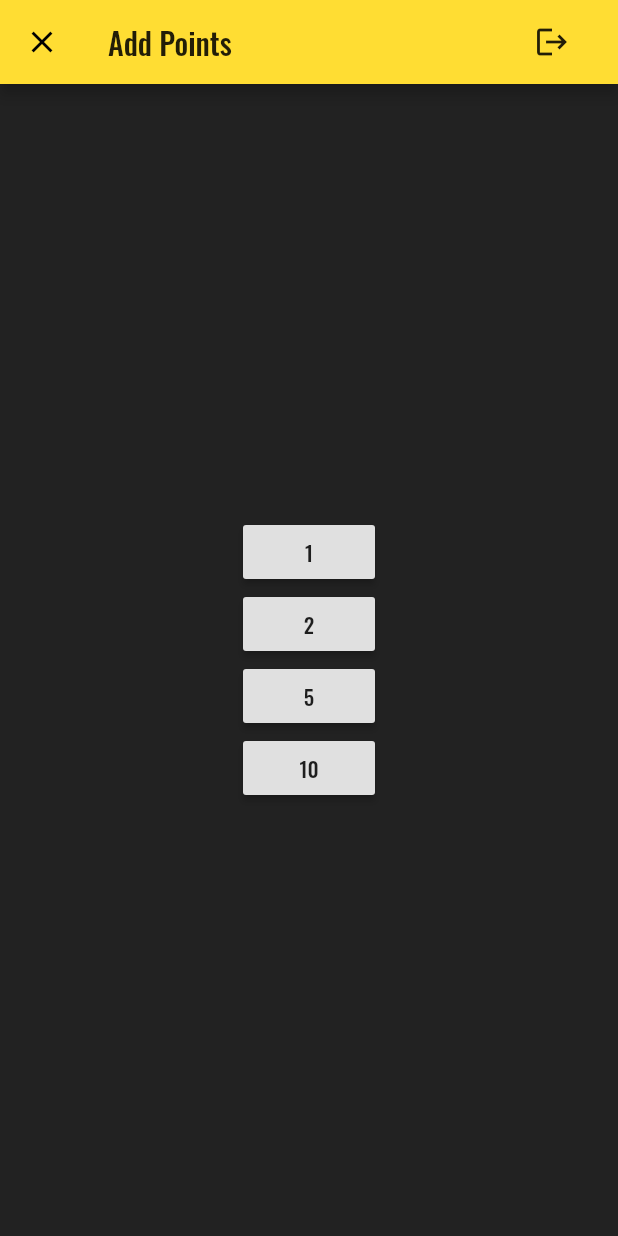
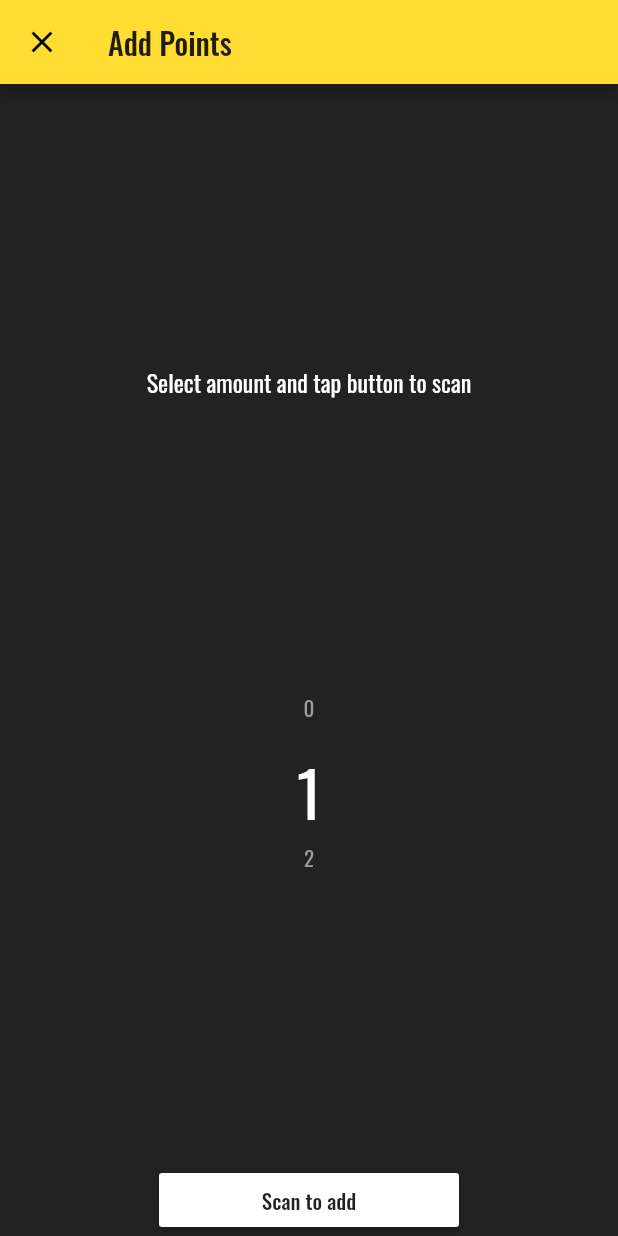
Before and after one commit to uggrin/ds_loyalty_user, a Flutter app: the screen it shows once a user with an empty profile is signed in, after a tap on "Add points", on a phone screen of 412 x 824 dp. Run offline on Flutter 3.47's test engine with Material 2 defaults, Android fonts, the phone set to English and light mode, and no system bars; drawn by our look-alikes of numberpicker; our stand-ins replace cloud_firestore, firebase_auth, firebase_core, google_fonts, google_sign_in, qr_flutter; missing offline and left inert: flutter_barcode_scanner, flutter_login_facebook; accounts and stored records are empty.

Commit message:
Sign in page added privacy policy checkbox. Add points page changed

```diff
--- a/lib/app/home/add_points/edit_points.dart
+++ b/lib/app/home/add_points/edit_points.dart
@@ -8,6 +8,7 @@ import 'package:ds_loyalty_user/services/database.dart';
 import 'package:flutter/material.dart';
 import 'package:flutter/services.dart';
 import 'package:flutter_barcode_scanner/flutter_barcode_scanner.dart';
+import 'package:numberpicker/numberpicker.dart';
 import 'package:provider/provider.dart';
 
 class EditPoints extends StatefulWidget {
@@ -37,13 +38,15 @@ class _EditPointsState extends State<EditPoints> {
     super.initState();
   }
 
+  int _currentValue = 1;
+
   @override
   Widget build(BuildContext context) {
     return Scaffold(
       appBar: AppBar(
         title: Text('Add Points'),
         actions: [
-          FlatButton(
+          TextButton(
             onPressed: () => _confirmSignOut(context),
             child: Icon(Icons.logout),
           )
@@ -51,9 +54,37 @@ class _EditPointsState extends State<EditPoints> {
       ),
       body: Container(
         child: Column(
-          mainAxisAlignment: MainAxisAlignment.center,
+          mainAxisAlignment: MainAxisAlignment.spaceBetween,
+          mainAxisSize: MainAxisSize.max,
           children: [
+            SizedBox(height: 8),
+            Text(
+              "Select amount and tap button to scan",
+              style: TextStyle(color: Colors.white, fontSize: 16),
+            ),
             Row(
+              mainAxisAlignment: MainAxisAlignment.center,
+              children: [
+                NumberPicker(
+                  value: _currentValue,
+                  minValue: 0,
+                  maxValue: 100,
+                  onChanged: (value) => setState(() => _currentValue = value),
+                  textStyle: TextStyle(
+                    color: Colors.grey,
+                  ),
+                  selectedTextStyle: TextStyle(color: Colors.white, fontSize: 42),
+                ),
+              ],
+            ),
+            CustomButton(
+              color: Colors.white,
+              child: Text("Scan to add"),
+              width: 200,
+              onPressed: () => scanToAdd(_currentValue),
+            ),
+
+            /*Row(
               mainAxisAlignment: MainAxisAlignment.center,
               children: [
                 CustomButton(
@@ -96,14 +127,14 @@ class _EditPointsState extends State<EditPoints> {
                   },
                 ),
               ],
-            ),
+            ),*/
           ],
         ),
       ),
     );
   }
 
-  Future<void> scanQR(int points) async {
+  Future<void> scanToAdd(int points) async {
     String barcodeScanRes;
     // Platform messages may fail, so we use a try/catch PlatformException.
     try {
--- a/lib/app/home/home_page.dart
+++ b/lib/app/home/home_page.dart
@@ -280,7 +280,7 @@ class _HomePageState extends State<HomePage> {
                             Row(
                               children: [
                                 Text(
-                                  "Total points: ",
+                                  "My points: ",
                                   style: Theme.of(context).textTheme.subtitle1,
                                 ),
                                 Text(
--- a/lib/app/sign_in/sign_in_page.dart
+++ b/lib/app/sign_in/sign_in_page.dart
@@ -1,14 +1,17 @@
 import 'package:ds_loyalty_user/app/sign_in/email_sign_in_page.dart';
 import 'package:ds_loyalty_user/app/sign_in/sign_in_manager.dart';
 import 'package:ds_loyalty_user/app/sign_in/social_sign_in_button.dart';
+import 'package:ds_loyalty_user/common_widgets/show_alert_dialog.dart';
 import 'package:ds_loyalty_user/common_widgets/show_exception_alert.dart';
 import 'package:ds_loyalty_user/services/auth.dart';
 import 'package:firebase_auth/firebase_auth.dart';
+import 'package:flutter/gestures.dart';
 import 'package:flutter/material.dart';
 import 'package:google_fonts/google_fonts.dart';
 import 'package:provider/provider.dart';
+import 'package:url_launcher/url_launcher.dart';
 
-class SignInPage extends StatelessWidget {
+class SignInPage extends StatefulWidget {
   const SignInPage({Key key, @required this.manager, @required this.isLoading}) : super(key: key);
   final SignInManager manager;
   final bool isLoading;
@@ -31,6 +34,11 @@ class SignInPage extends StatelessWidget {
     );
   }
 
+  @override
+  _SignInPageState createState() => _SignInPageState();
+}
+
+class _SignInPageState extends State<SignInPage> {
   void _showSignInError(BuildContext context, Exception exception) {
     if (exception is FirebaseException && exception.code == 'ERROR_ABORTED_BY_USER') {
       return;
@@ -53,7 +61,7 @@ class SignInPage extends StatelessWidget {
 
   Future<void> _signInGoogle(BuildContext context) async {
     try {
-      await manager.signInGoogle();
+      await widget.manager.signInGoogle();
     } on Exception catch (e) {
       _showSignInError(context, e);
     }
@@ -61,23 +69,11 @@ class SignInPage extends StatelessWidget {
 
   Future<void> _signInFacebook(BuildContext context) async {
     try {
-      await manager.signInFacebook();
+      await widget.manager.signInFacebook();
     } on Exception catch (e) {
       _showSignInError(context, e);
     }
   }
-
-  /*Future<void> _signInAnonimously(BuildContext context) async {
-    final auth = Provider.of<AuthBase>(context, listen: false);
-    try {
-      setState(() => _isLoading = true);
-      await auth.signInAnonimously();
-    } on Exception catch (e) {
-      _showSignInError(context, e);
-    } finally {
-      setState(() => _isLoading = false);
-    }
-  }*/
 
   @override
   Widget build(BuildContext context) {
@@ -85,7 +81,7 @@ class SignInPage extends StatelessWidget {
       appBar: AppBar(
         centerTitle: true,
         title: Text(
-          'Welcome to Dirty South Club',
+          'Willkommen im Dirty South Club!',
           style: GoogleFonts.oswald(
             fontSize: 26,
           ),
@@ -115,7 +111,7 @@ class SignInPage extends StatelessWidget {
                     padding: const EdgeInsets.all(8.0),
                     child: Image.asset(
                       'assets/images/logo-dark.png',
-                      scale: 1.5,
+                      scale: 3,
                     ),
                   ),
                 ),
@@ -123,7 +119,7 @@ class SignInPage extends StatelessWidget {
             ),
             SizedBox(height: 12.0),
             SizedBox(
-              height: 50,
+              height: 30,
               child: _buildHeader(),
             ),
             SizedBox(height: 12.0),
@@ -137,9 +133,11 @@ class SignInPage extends StatelessWidget {
               assetName: 'google-logo',
               textColor: Colors.black87,
               color: Colors.white,
-              height: 45,
+              height: 35,
               width: MediaQuery.of(context).size.width - 180,
-              onPressed: isLoading ? null : () => _signInGoogle(context),
+              /*
+              onPressed: widget.isLoading || !isChecked ? null : () => _signInGoogle(context),*/
+              onPressed: () => checkPrivacyAccept(1),
             ),
             SizedBox(height: 12),
             SocialSignInButton(
@@ -147,12 +145,21 @@ class SignInPage extends StatelessWidget {
               assetName: 'facebook-logo',
               textColor: Colors.white,
               color: Color(0xFF334D92),
-              height: 50,
+              height: 40,
               width: MediaQuery.of(context).size.width - 180,
-              onPressed: isLoading ? null : () => _signInFacebook(context),
+              onPressed: () => checkPrivacyAccept(2),
             ),
-            /*SizedBox(height: 12),
-            SignInButton(
+            SizedBox(height: 12),
+            Row(
+              mainAxisSize: MainAxisSize.min,
+              children: [
+                policyBox(context),
+                Expanded(
+                  child: policyText(context),
+                ),
+              ],
+            )
+            /*SignInButton(
               text: 'Email',
               textColor: Colors.black87,
               color: Colors.amber,
@@ -180,17 +187,94 @@ class SignInPage extends StatelessWidget {
     );
   }
 
+  bool isChecked = false;
+
+  @override
+  Widget policyBox(BuildContext context) {
+    Color getColor(Set<MaterialState> states) {
+      const Set<MaterialState> interactiveStates = <MaterialState>{
+        MaterialState.pressed,
+        MaterialState.hovered,
+        MaterialState.focused,
+      };
+      if (states.any(interactiveStates.contains)) {
+        return Colors.blue;
+      }
+      return Color(0xFFFFDD33);
+    }
+
+    return Checkbox(
+      checkColor: Colors.grey[900],
+      fillColor: MaterialStateProperty.resolveWith(getColor),
+      value: isChecked,
+      onChanged: (bool value) {
+        setState(() {
+          isChecked = value;
+        });
+      },
+    );
+  }
+
+  Widget policyText(BuildContext context) {
+    TextStyle defaultStyle = TextStyle(color: Colors.grey, fontSize: 20.0);
+    TextStyle linkStyle = TextStyle(color: Colors.blue);
+    return RichText(
+      text: TextSpan(
+        style: defaultStyle,
+        children: <TextSpan>[
+          TextSpan(text: 'To use this app, you must accept our '),
+          TextSpan(
+              text: 'Privacy Policy.',
+              style: linkStyle,
+              recognizer: TapGestureRecognizer()
+                ..onTap = () {
+                  _launchURL();
+                }), /*
+          TextSpan(text: ' and that you have read our '),
+          TextSpan(
+              text: 'Privacy Policy',
+              style: linkStyle,
+              recognizer: TapGestureRecognizer()
+                ..onTap = () {
+                  print('Privacy Policy"');
+                }),*/
+        ],
+      ),
+    );
+  }
+
+  Future<void> _launchURL() async {
+    const url = 'https://www.dirtysouth.at/privacy-policy-en/';
+    if (await canLaunch(url)) {
+      await launch(url);
+    } else {
+      throw 'Could not launch $url';
+    }
+  }
+
+  checkPrivacyAccept(int method) {
+    if (!widget.isLoading && isChecked) {
+      if (method == 1) {
+        _signInGoogle(context);
+      } else {
+        _signInFacebook(context);
+      }
+    } else {
+      showAlertDialog(context, title: "Error", content: "To be able to use this app, you must accept our Privacy Policy", defaultActionText: "Ok");
+    }
+  }
+
   Widget _buildHeader() {
-    if (isLoading) {
+    if (widget.isLoading) {
       return Center(
         child: CircularProgressIndicator(),
       );
     }
     return Text(
-      'Sign In',
+      'Anmelden / Registrieren',
       textAlign: TextAlign.center,
       style: TextStyle(
-        fontSize: 24,
+        fontSize: 22,
         fontWeight: FontWeight.bold,
         color: Colors.white,
       ),
--- a/lib/services/auth.dart
+++ b/lib/services/auth.dart
@@ -116,6 +116,7 @@ class Auth implements AuthBase {
             'fullName': userCredential.user.displayName,
             'phoneNumber': userCredential.user.phoneNumber,
             'totalPoints': 0,
+            'accepted_policy': true,
             //'photoUrl': userCredential.user.photoURL,
             //'providerData': userCredential.user.providerData,
           });
--- a/pubspec.yaml
+++ b/pubspec.yaml
@@ -23,6 +23,8 @@ dependencies:
   flutter_barcode_scanner: ^1.0.1
   flutter_slidable: ^0.5.7
   flutter_launcher_icons: 0.8.1
+  numberpicker: ^2.1.1
+  url_launcher: ^6.0.4
 
 
 dev_dependencies:
```
Also changed, not shown: pubspec.lock, 2 other files.
